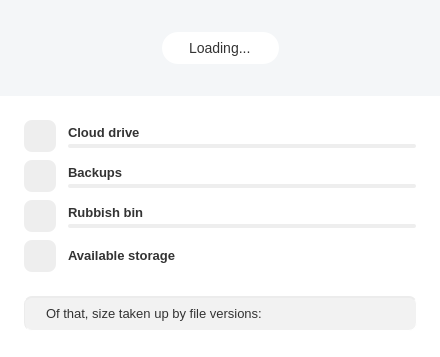
The window that src/MEGASync/gui/linux/AccountDetailsDialog.ui (meganz/MEGAsync) describes before a commit, drawn with Qt 5.
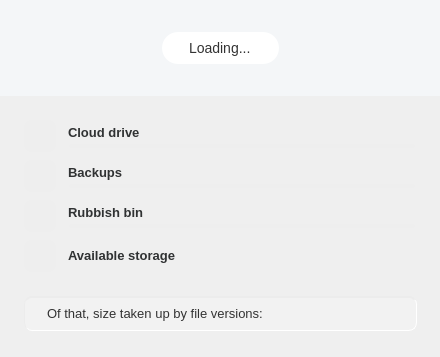
The same window after the commit. Icons and pictures are not drawn. Custom widgets are drawn as their Qt base class.

Commit message: SNC-4648 : add dark theme to label, and circular progress bar background.

Diff of the .ui file:
```diff
--- a/src/MEGASync/gui/linux/AccountDetailsDialog.ui
+++ b/src/MEGASync/gui/linux/AccountDetailsDialog.ui
@@ -21,19 +21,32 @@
     <normaloff>.</normaloff>.</iconset>
   </property>
   <property name="styleSheet">
-   <string notr="true">
-#AccountDetailsDialog
+   <string notr="true">#AccountDetailsDialog
 {
     border-radius: 0 0 4px 4px;
-    background-color: #FFFFFF;
 }
 
 /* Config all labels */
 QLabel
 {
-    font-family: &quot;Lato&quot;;
+font-family: &quot;Lato&quot;;
+background-color: transparent;
+color: #303233; /*colorToken.text-primary*/
+font-size: 13px;
 }
 
+/*ColorTokenIcon;Button;bCloudDrive;normal;on;colorToken.icon-primary*/
+/*ColorTokenIcon;Button;bCloudDrive;normal;off;colorToken.icon-secondary*/
+
+/*ColorTokenIcon;Button;bVault;normal;on;colorToken.icon-primary*/
+/*ColorTokenIcon;Button;bVault;normal;off;colorToken.icon-secondary*/
+
+/*ColorTokenIcon;Button;bRubbish;normal;on;colorToken.icon-primary*/
+/*ColorTokenIcon;Button;bRubbish;normal;off;colorToken.icon-secondary*/
+
+/*ColorTokenIcon;Button;bAvailable;normal;on;colorToken.icon-primary*/
+/*ColorTokenIcon;Button;bAvailable;normal;off;colorToken.icon-secondary*/
+
 #sHeader
 {
     background-color: #F4F6F8;
@@ -49,8 +62,6 @@
 
 #lCloudDrive, #lVault, #lRubbish, #lStorage, #lTransfer, #lAvailable
 {
-  color: #333333;
-  font-size: 13px;
   font-weight: bold;
 }
 
@@ -79,12 +90,6 @@
     padding-bottom: 4px;
 }
 
-#lUsedCloudDrive, #lUsedInbox,  #lUsedRubbish, #lUsedByVersions, #lAvailableStorage
-{
-  color: #333333;
-  font-size: 13px;
-}
-
 #lUsedCloudDrive, #lUsedVault,  #lUsedRubbish
 {
     qproperty-alignment: 'AlignRight | AlignBottom';
@@ -130,26 +135,6 @@
     qproperty-iconSize: 24px;
 }
 
-#bCloudDrive
-{
-    qproperty-icon : url(:/images/account_details/Cloud_Drive_24_ico.png);
-}
-
-#bVault
-{
-    qproperty-icon : url(:/images/Backups_24_ico.png);
-}
-
-#bRubbish
-{
-    qproperty-icon : url(:/images/account_details/Bin_24_ico.png);
-}
-
-#bAvailable
-{
-    qproperty-icon : url(:/images/account_details/available_storage.png);
-}
-
 #lVersionIcon
 {
     qproperty-icon : url(:/images/account_details/versions.png);
```
Left out of the diff: 23 changed lines with no effect on the pictures. The commit also changes 2 other files.
